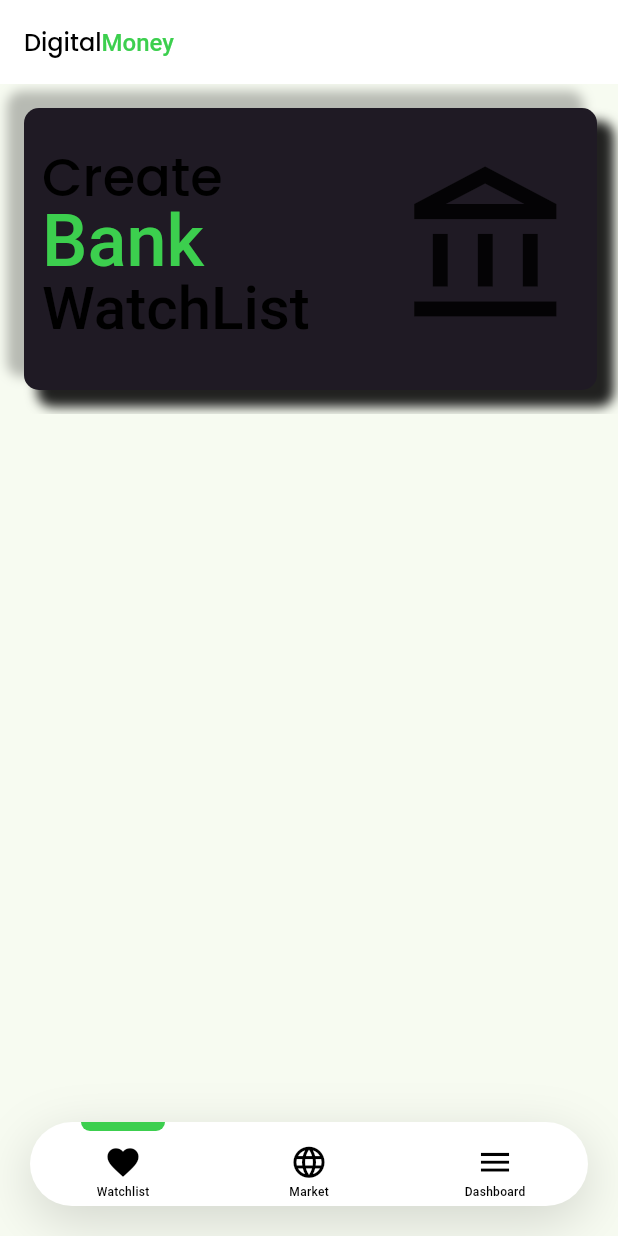
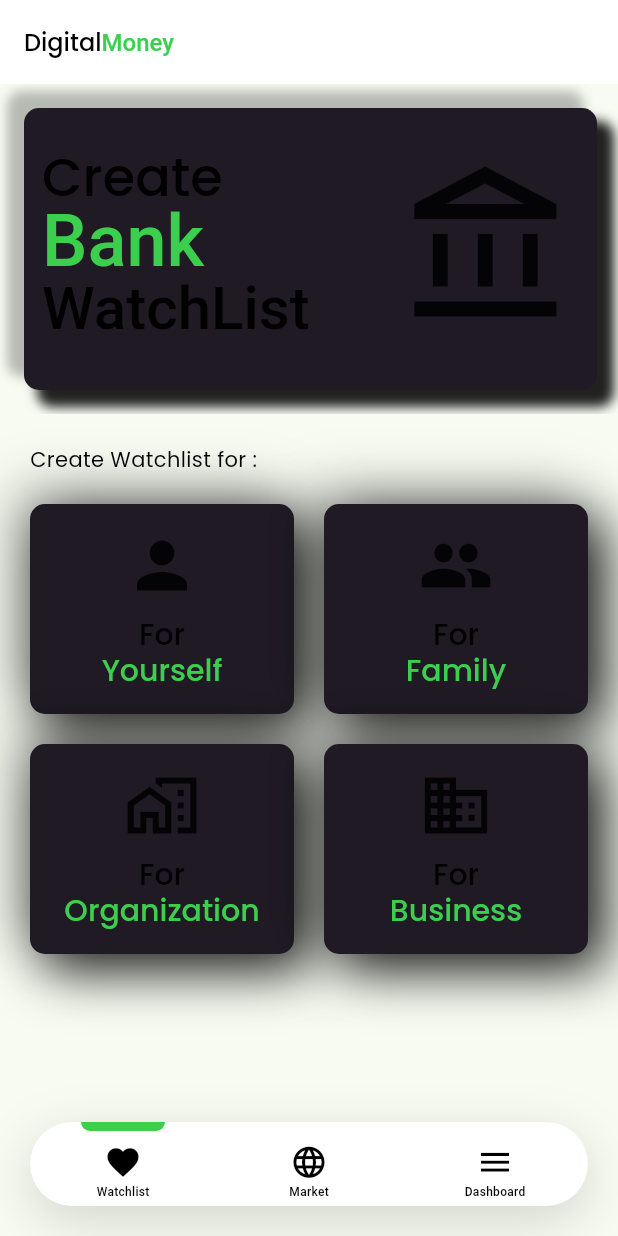
Before and after one commit to GamechiNitin/SimpleBank, a Flutter app: the screen it shows after launch, on a phone screen of 412 x 824 dp. Run offline on Flutter 3.47's test engine with Material 2 defaults, Android fonts, the phone set to English and light mode, and no system bars; our stand-ins replace flutter_bloc, google_fonts, shared_preferences.

Commit message:
WatchList Card : UI P2 GridCard Component

```diff
--- /dev/null
+++ b/lib/view/screen/bnb/component/grid_card_component.dart
@@ -0,0 +1,73 @@
+
+import 'package:simple_bank/utils/import.dart';
+
+class GridCardComponent extends StatelessWidget {
+  const GridCardComponent({
+    super.key,
+    required this.one,
+    required this.two,
+    required this.icon,
+  });
+  final String one;
+  final String two;
+  final IconData icon;
+  @override
+  Widget build(BuildContext context) {
+    return Container(
+      padding: const EdgeInsets.all(16),
+      decoration: BoxDecoration(
+        color: kDarkGrey1Color,
+        borderRadius: BorderRadius.circular(10),
+        boxShadow: const [
+          BoxShadow(
+            color: Colors.black87,
+            offset: Offset(10, 10),
+            blurRadius: 30,
+            spreadRadius: 1,
+          ),
+          BoxShadow(
+            color: Colors.black26,
+            offset: Offset(-10, -10),
+            blurRadius: 30,
+            spreadRadius: 1,
+          ),
+        ],
+      ),
+      child: Column(
+        crossAxisAlignment: CrossAxisAlignment.center,
+        children: [
+          Icon(
+            icon,
+            size: 50,
+          ),
+          const SizedBox(height: 10),
+          RichText(
+            textAlign: TextAlign.center,
+            text: TextSpan(
+              text: one,
+              style: Theme.of(context).appBarTheme.titleTextStyle?.copyWith(
+                    fontSize: 20,
+                    height: 1.2,
+                    fontFamily:
+                        Theme.of(context).textTheme.bodyMedium?.fontFamily,
+                  ),
+              children: [
+                TextSpan(
+                  text: "\n$two ",
+                  style: TextStyle(
+                    fontSize: 20,
+                    height: 1.2,
+                    fontWeight: FontWeight.w500,
+                    fontFamily:
+                        Theme.of(context).textTheme.bodyMedium?.fontFamily,
+                    color: Theme.of(context).primaryColor,
+                  ),
+                ),
+              ],
+            ),
+          ),
+        ],
+      ),
+    );
+  }
+}
--- a/lib/view/screen/bnb/watchlist_screen.dart
+++ b/lib/view/screen/bnb/watchlist_screen.dart
@@ -1,4 +1,5 @@
 import 'package:simple_bank/utils/import.dart';
+import 'package:simple_bank/view/screen/bnb/component/grid_card_component.dart';
 import 'package:simple_bank/view/screen/bnb/component/slider_component.dart';
 
 class WatchListScreen extends StatefulWidget {
@@ -31,7 +32,7 @@ class _WatchListScreenState extends State<WatchListScreen> {
           ),
         ),
       ),
-      body: Column(
+      body: ListView(
         children: [
           SizedBox(
             height: 220,
@@ -66,7 +67,54 @@ class _WatchListScreenState extends State<WatchListScreen> {
               ],
             ),
           ),
-          const SizedBox()
+          const Padding(
+            padding: EdgeInsets.only(left: 20, top: 20),
+            child: Text("Create Watchlist for :"),
+          ),
+          Padding(
+            padding: const EdgeInsets.all(20),
+            child: Row(
+              children: const [
+                Expanded(
+                  child: GridCardComponent(
+                    one: "For",
+                    two: "Yourself",
+                    icon: Icons.person,
+                  ),
+                ),
+                SizedBox(width: 20),
+                Expanded(
+                  child: GridCardComponent(
+                    one: "For",
+                    two: "Family",
+                    icon: Icons.group,
+                  ),
+                ),
+              ],
+            ),
+          ),
+          Padding(
+            padding: const EdgeInsets.only(left: 20, right: 20),
+            child: Row(
+              children: const [
+                Expanded(
+                  child: GridCardComponent(
+                    one: "For",
+                    two: "Organization",
+                    icon: Icons.home_work_outlined,
+                  ),
+                ),
+                SizedBox(width: 20),
+                Expanded(
+                  child: GridCardComponent(
+                    one: "For",
+                    two: "Business",
+                    icon: Icons.business_outlined,
+                  ),
+                ),
+              ],
+            ),
+          ),
         ],
       ),
     );
```
